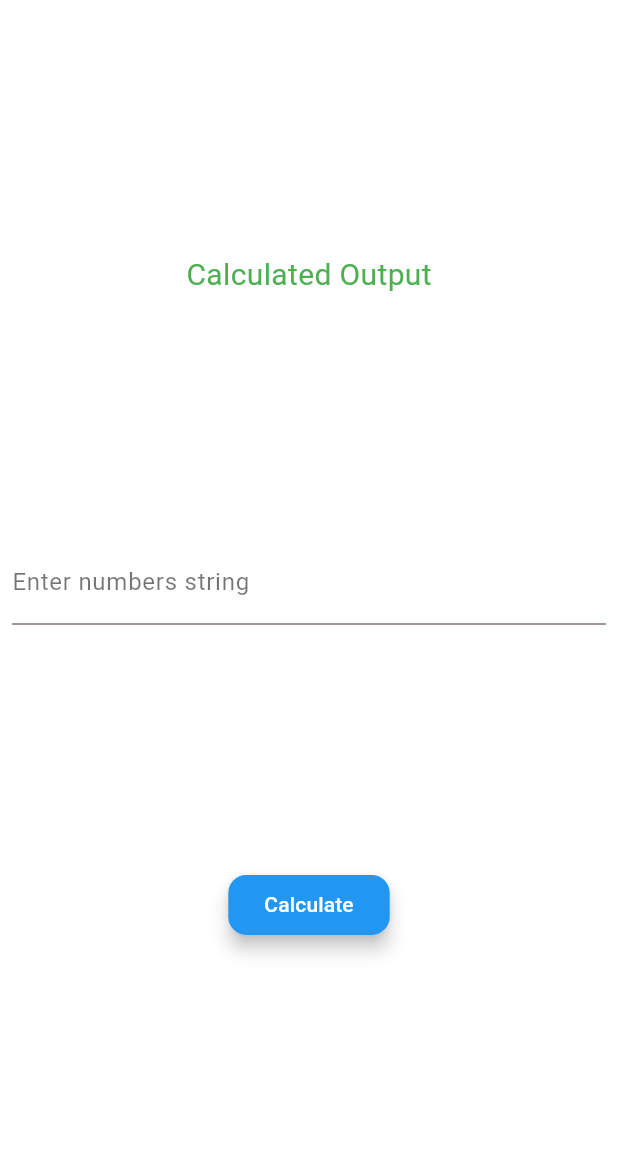
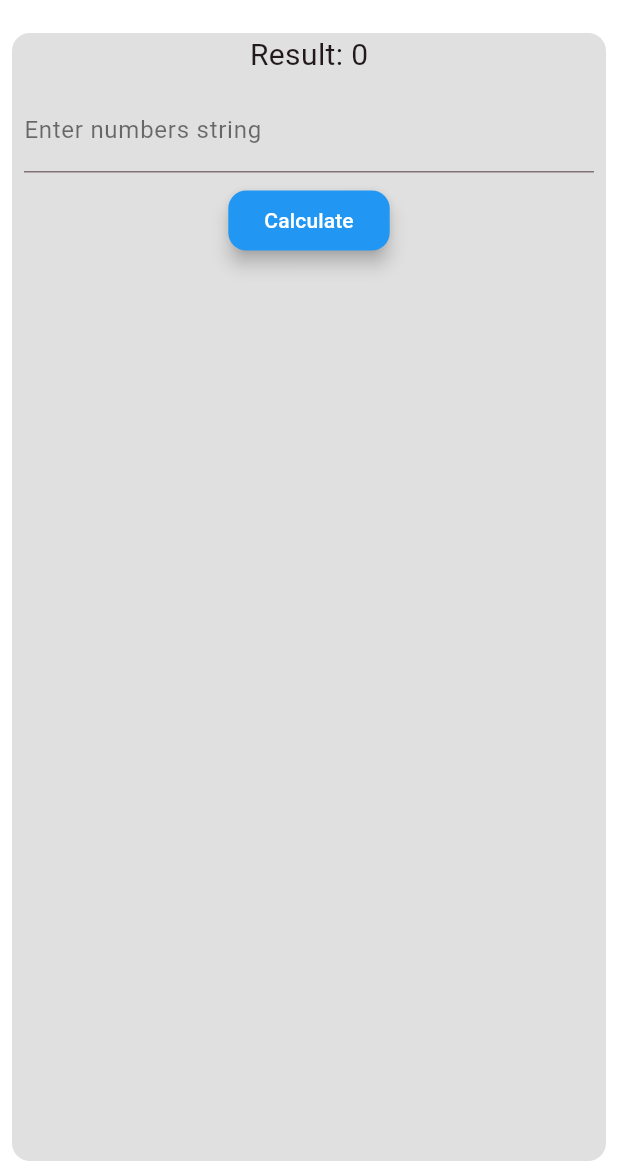
Before and after one commit to WaveDass7/StringCalculator, a Flutter app: the screen it shows after launch, after a tap on "Calculate", on a phone screen of 412 x 824 dp, the part 63-1236 px from its top. Run offline on Flutter 3.47's test engine with Material 3 defaults, Android fonts, the phone set to English and light mode, and no system bars; our stand-ins replace bloc, flutter_bloc.

Commit message:
Bloc implemented,initial test passed.

```diff
--- /dev/null
+++ b/lib/Bloc/Calculate_bloc.dart
@@ -0,0 +1,11 @@
+import 'package:bloc/bloc.dart';
+
+class CalculateLogic {
+  int add(String numbers) {
+    if (numbers.isEmpty) {
+      return 0;
+    }else{
+      return 1;
+    }
+  }
+}
--- /dev/null
+++ b/lib/Bloc/counter_event.dart
@@ -0,0 +1,6 @@
+abstract class CounterEvent {}
+
+class CalculateSum extends CounterEvent {
+  final String input;
+  CalculateSum(this.input);
+}
--- /dev/null
+++ b/lib/Bloc/counter_state.dart
@@ -0,0 +1,12 @@
+
+abstract class CounterState {}
+
+class CounterInitial extends CounterState {}
+class CounterResult extends CounterState {
+  final int sum;
+  CounterResult(this.sum);
+}
+class CounterError extends CounterState {
+  final String message;
+  CounterError(this.message);
+}
--- /dev/null
+++ b/lib/Bloc/counterbloc.dart
@@ -0,0 +1,19 @@
+import 'package:flutter_bloc/flutter_bloc.dart';
+import 'Calculate_bloc.dart';
+import 'counter_event.dart';
+import 'counter_state.dart';
+
+class CounterBloc extends Bloc<CounterEvent, CounterState> {
+  final CalculateLogic repository;
+
+  CounterBloc(this.repository) : super(CounterInitial()) {
+    on<CalculateSum>((event, emit) {
+      try {
+        final result = repository.add(event.input);
+        emit(CounterResult(result));
+      } catch (e) {
+        emit(CounterError(e.toString()));
+      }
+    });
+  }
+}
--- a/lib/Pages/HomePage.dart
+++ b/lib/Pages/HomePage.dart
@@ -1,4 +1,10 @@
+import 'package:flutter/cupertino.dart';
 import 'package:flutter/material.dart';
+import 'package:flutter_bloc/flutter_bloc.dart';
+
+import '../Bloc/counter_event.dart';
+import '../Bloc/counter_state.dart';
+import '../Bloc/counterbloc.dart';
 
 class HomePage extends StatefulWidget {
   const HomePage({super.key});
@@ -11,6 +17,7 @@ class _HomePageState extends State<HomePage> {
   final TextEditingController _controller =  TextEditingController();
   @override
   Widget build(BuildContext context) {
+    final bloc = BlocProvider.of<CounterBloc>(context);
     return SafeArea(
         child: Scaffold(
           backgroundColor: Colors.white,
@@ -23,15 +30,33 @@ class _HomePageState extends State<HomePage> {
             backgroundColor: Colors.white,
             centerTitle: false,
           ) ,
-          body:  Column(
-            mainAxisAlignment: MainAxisAlignment.spaceEvenly,
+          body:  Padding(
+            padding: const EdgeInsets.all(8.0),
+            child: Container(
+
+              decoration:  BoxDecoration(
+                borderRadius: BorderRadius.circular(12),
+                color: Colors.black12
+
+
+              ),
+
+              child: Column(
+               // mainAxisAlignment: MainAxisAlignment.spaceEvenly,
                 crossAxisAlignment: CrossAxisAlignment.center,
                children: [
-             const Text("Calculated Output",
-             style: TextStyle(
-               color: Colors.green,
-               fontSize: 20,
-             ),),
+                 BlocBuilder<CounterBloc, CounterState>(
+                   builder: (context, state) {
+                     if (state is CounterResult) {
+                       return Text("Result: ${state.sum}",
+                           style: TextStyle(fontSize: 20));
+                     } else if (state is CounterError) {
+                       return Text(state.message,
+                           style: TextStyle(fontSize: 16, color: Colors.red));
+                     }
+                     return Text("Enter numbers to calculate.");
+                   },
+                  ),
                   Padding(
                    padding: const EdgeInsets.all(8.0),
                    child: TextField(
@@ -63,7 +88,7 @@ class _HomePageState extends State<HomePage> {
                          ),
                        ),
                        onPressed: () {
-
+                         bloc.add(CalculateSum(_controller.text));
                        },
                        child: const Text("Calculate"),
                      )
@@ -71,6 +96,8 @@ class _HomePageState extends State<HomePage> {
                  )
                ],
               ),
+            ),
+          ),
      )
     );
 
--- a/lib/main.dart
+++ b/lib/main.dart
@@ -1,5 +1,9 @@
 import 'package:flutter/material.dart';
+import 'package:flutter_bloc/flutter_bloc.dart';
 import 'package:stringcalculator/Pages/HomePage.dart';
+
+import 'Bloc/Calculate_bloc.dart';
+import 'Bloc/counterbloc.dart';
 
 void main() {
   runApp(const MyApp());
@@ -8,9 +12,12 @@ void main() {
 class MyApp extends StatelessWidget {
   const MyApp({super.key});
 
+
   // This widget is the root of your application.
   @override
   Widget build(BuildContext context) {
+    final CalculateLogic repository = CalculateLogic();
+
     return MaterialApp(
       title: 'String Calculator',
       debugShowCheckedModeBanner: false,
@@ -18,7 +25,9 @@ class MyApp extends StatelessWidget {
         colorScheme: ColorScheme.fromSeed(seedColor: Colors.black),
         useMaterial3: true,
       ),
-      home: const HomePage(),
+      home: BlocProvider(
+          create: (_) => CounterBloc(repository),
+          child: const HomePage()),
     );
   }
 }
--- a/pubspec.yaml
+++ b/pubspec.yaml
@@ -35,6 +35,7 @@ dependencies:
   # The following adds the Cupertino Icons font to your application.
   # Use with the CupertinoIcons class for iOS style icons.
   cupertino_icons: ^1.0.6
+  flutter_bloc: ^9.1.1
 
 dev_dependencies:
   flutter_test:
@@ -46,6 +47,7 @@ dev_dependencies:
   # package. See that file for information about deactivating specific lint
   # rules and activating additional ones.
   flutter_lints: ^3.0.0
+  test: ^1.24.9
 
 # For information on the generic Dart part of this file, see the
 # following page: https://dart.dev/tools/pub/pubspec
```
Also changed, not shown: pubspec.lock, 2 other files. Lines whose indentation alone changed are shown as unchanged.
